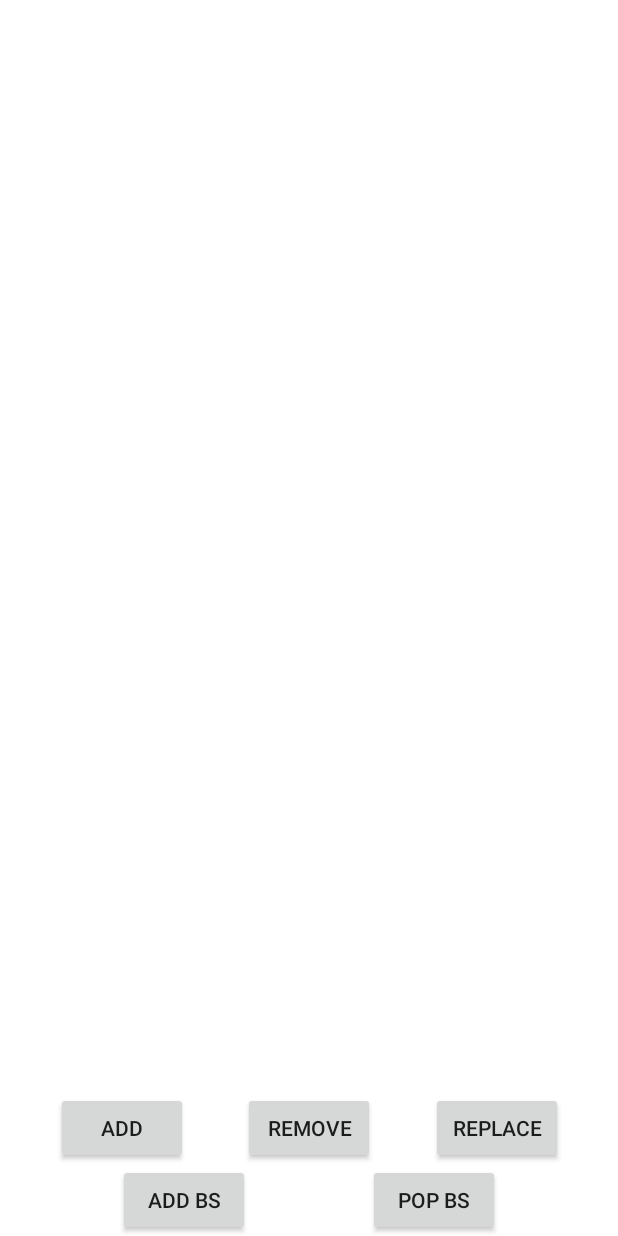
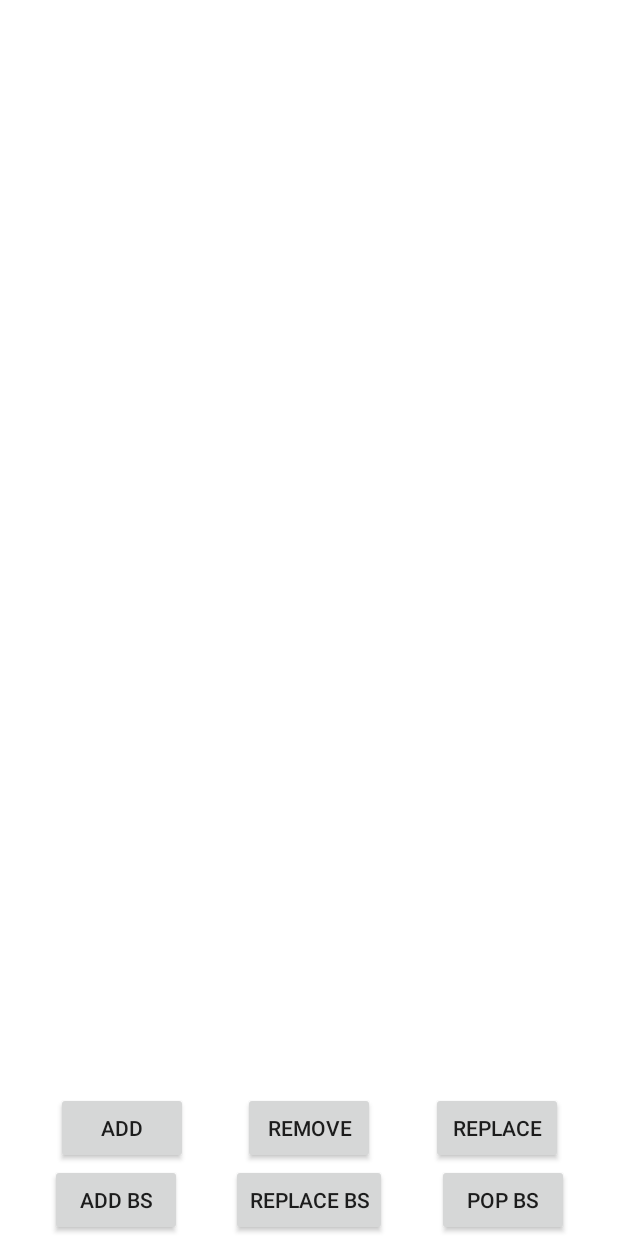
Before and after one commit to Folenik/Android-Showreel, an Android app: the FragmentsTransactionActivity screen opened directly, with no data from a screen before it, on a phone screen of 412 x 824 dp. Run offline under Robolectric (Android 15) with nearby library versions, the phone set to English and light mode, and no system bars.

Commit message:
Added replace with backstack

```diff
--- a/app/src/main/java/com/folen/androidshowreel/activity/FragmentsTransactionActivity.kt
+++ b/app/src/main/java/com/folen/androidshowreel/activity/FragmentsTransactionActivity.kt
@@ -38,7 +38,11 @@ class FragmentsTransactionActivity : BaseActivity() {
         button_add_bs.setOnClickListener {
             var simpleFragment = SimpleFragment()
             supportFragmentManager.beginTransaction().add(R.id.fragments_layout, simpleFragment).addToBackStack(null).commit()
+        }
 
+        button_replace_bs.setOnClickListener {
+            var simpleFragment = SimpleFragment()
+            supportFragmentManager.beginTransaction().replace(R.id.fragments_layout, simpleFragment).addToBackStack(null).commit()
         }
 
         button_pop_bs.setOnClickListener {
--- a/app/src/main/res/layout/activity_fragments.xml
+++ b/app/src/main/res/layout/activity_fragments.xml
@@ -46,8 +46,17 @@
         android:layout_height="wrap_content"
         android:text="@string/button_add_bs"
         app:layout_constraintBottom_toBottomOf="parent"
+        app:layout_constraintEnd_toStartOf="@id/button_replace_bs"
+        app:layout_constraintStart_toStartOf="parent" />
+
+    <androidx.appcompat.widget.AppCompatButton
+        android:id="@+id/button_replace_bs"
+        android:layout_width="wrap_content"
+        android:layout_height="wrap_content"
+        android:text="@string/button_replace_bs"
+        app:layout_constraintBottom_toBottomOf="parent"
         app:layout_constraintEnd_toStartOf="@id/button_pop_bs"
-        app:layout_constraintStart_toStartOf="parent" />
+        app:layout_constraintStart_toEndOf="@id/button_add_bs" />
 
     <androidx.appcompat.widget.AppCompatButton
         android:id="@+id/button_pop_bs"
@@ -56,5 +65,5 @@
         android:text="@string/button_pop_bs"
         app:layout_constraintBottom_toBottomOf="parent"
         app:layout_constraintEnd_toEndOf="parent"
-        app:layout_constraintStart_toEndOf="@id/button_add_bs" />
+        app:layout_constraintStart_toEndOf="@id/button_replace_bs" />
 </androidx.constraintlayout.widget.ConstraintLayout>
--- a/app/src/main/res/values/strings.xml
+++ b/app/src/main/res/values/strings.xml
@@ -59,6 +59,7 @@
     <string name="button_replace">Replace</string>
     <string name="button_add_bs">Add BS</string>
     <string name="button_pop_bs">Pop BS</string>
+    <string name="button_replace_bs">Replace BS</string>
     <string name="textview_simple_fragment">Simple fragment</string>
     <string name="textview_first_fragment">First fragment</string>
     <string name="textview_second_fragment">Second fragment</string>
```
